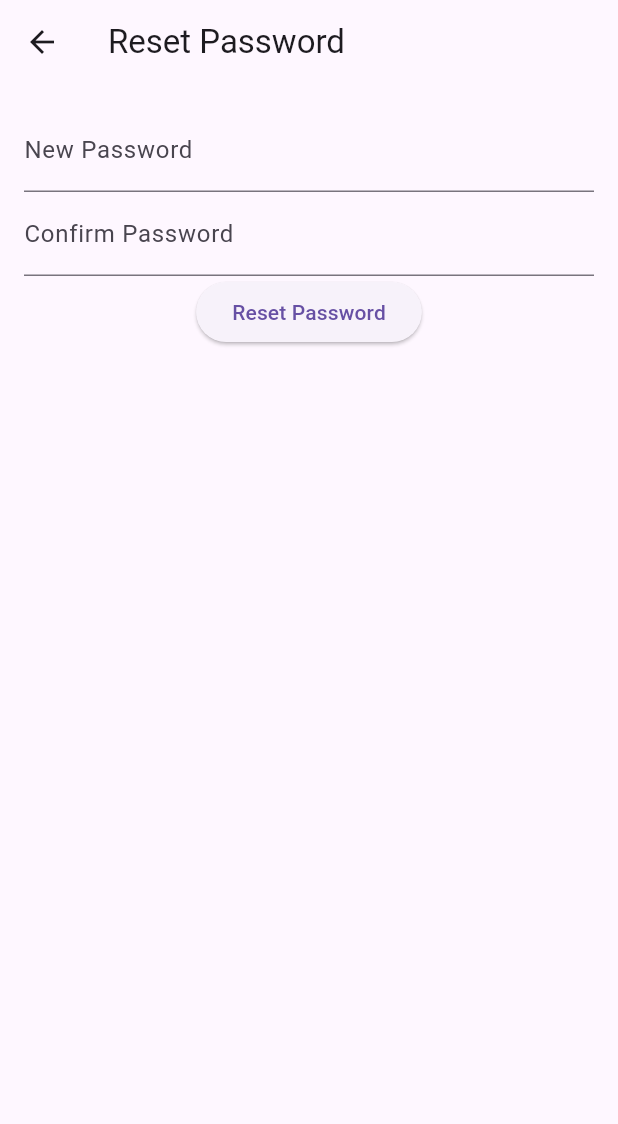
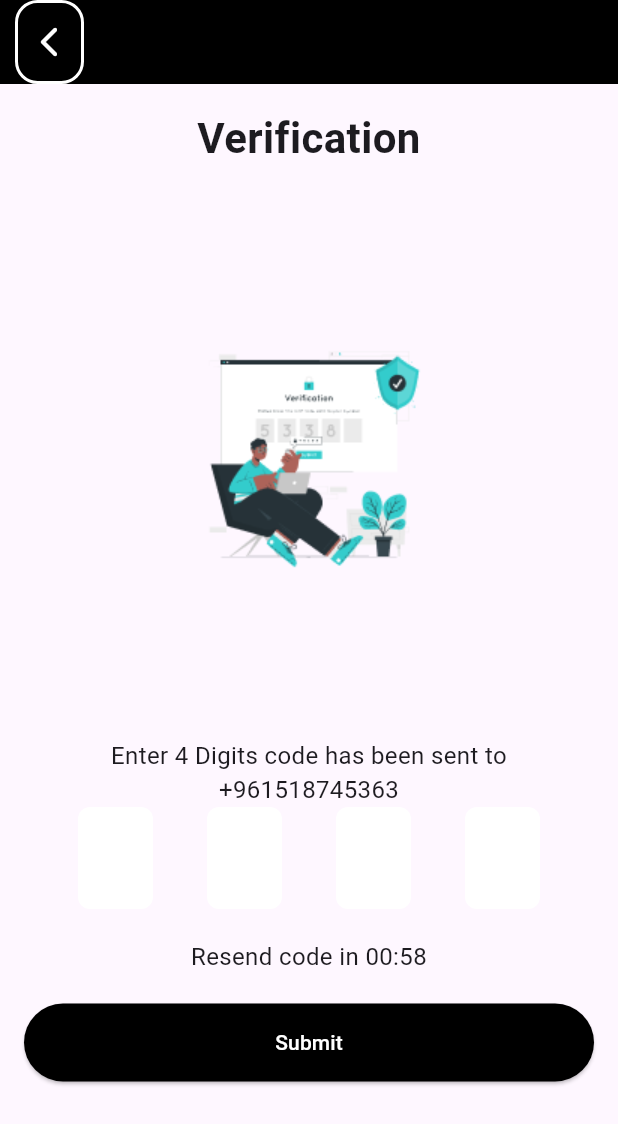
Before and after one commit to AbdullatifHabiba/Mool, a Flutter app: the ForgetPasswordScreen screen opened directly, after a tap on "Submit", on a phone screen of 412 x 824 dp. Shown: the top 1124 px of the screen. Run offline on Flutter 3.47's test engine with Material 3 defaults, Android fonts, the phone set to English and light mode, and no system bars; our stand-ins replace flutter_svg.

Commit message:
Refactor image sizes and add verification screen
The code changes include refactoring the image sizes in the `CustomBackArrow` widget to make them smaller. Additionally, a new `VerificationScreen` is added in the `screens/verify_screen.dart` file, which displays a verification code input field and a countdown timer.

These changes aim to improve the user experience by providing a more visually appealing back arrow and adding a verification screen for additional security.

```diff
--- a/lib/constants/images.dart
+++ b/lib/constants/images.dart
@@ -1,8 +1,7 @@
 class Images {
-    static const String logo = 'assets/images/logo.png';
-    static const String welcome = 'assets/images/welcome.svg';
-    static const String person = 'assets/images/person.png';
-    static const String background = 'assets/images/background.jpg';
-
-
+  static const String logo = 'assets/images/logo.png';
+  static const String welcome = 'assets/images/welcome.svg';
+  static const String person = 'assets/images/person.png';
+  static const String background = 'assets/images/background.jpg';
+  static const String verfiy = 'assets/images/freepik.png';
 }
--- a/lib/screens/forget_password_screen.dart
+++ b/lib/screens/forget_password_screen.dart
@@ -1,5 +1,6 @@
 import 'package:flutter/material.dart';
-import 'reset_password_screen.dart';
+import 'package:mool/screens/verify_screen.dart';
+import 'package:mool/widgets/custom_back_arrow.dart';
 
 class ForgetPasswordScreen extends StatelessWidget {
   const ForgetPasswordScreen({super.key});
@@ -8,22 +9,46 @@ class ForgetPasswordScreen extends StatelessWidget {
   Widget build(BuildContext context) {
     return Scaffold(
       appBar: AppBar(
-        title: const Text('Forget Password'),
+        backgroundColor: Colors.black,
+        elevation: 0.0,
+        leading: const CustomBackArrow(),
       ),
       body: Padding(
         padding: const EdgeInsets.all(16.0),
         child: Column(
+          crossAxisAlignment: CrossAxisAlignment.stretch,
           children: [
+            const Text(
+              'Forget Password',
+              style: TextStyle(
+                fontSize: 28,
+                fontWeight: FontWeight.bold,
+              ),
+            ),
+            const SizedBox(height: 20),
             const TextField(
               decoration: InputDecoration(
-                labelText: 'Email or Mobile Number',
+                hintText: 'Email or Mobile Number',
+                filled: true,
+                fillColor: Colors.white,
+                border: OutlineInputBorder(
+                  borderRadius: BorderRadius.all(Radius.circular(8)),
+                  borderSide: BorderSide.none,
+                ),
               ),
             ),
+            const SizedBox(height: 20),
             ElevatedButton(
+              style: ElevatedButton.styleFrom(
+                backgroundColor: Colors.black,
+                padding: const EdgeInsets.all(16),
+              ),
               onPressed: () {
                 Navigator.push(
                   context,
-                  MaterialPageRoute(builder: (context) => ResetPasswordScreen()),
+                  MaterialPageRoute(
+                    builder: (context) => const VerificationScreen(),
+                  ),
                 );
               },
               child: const Text('Submit'),
--- /dev/null
+++ b/lib/screens/verify_screen.dart
@@ -0,0 +1,121 @@
+import 'package:flutter/material.dart';
+import 'package:mool/constants/images.dart';
+import 'package:mool/widgets/custom_back_arrow.dart';
+
+class VerificationScreen extends StatefulWidget {
+  const VerificationScreen({super.key});
+
+  @override
+  _VerificationScreenState createState() => _VerificationScreenState();
+}
+
+class _VerificationScreenState extends State<VerificationScreen> {
+  int _timerCountdown = 59;
+
+  @override
+  void initState() {
+    super.initState();
+    _startCountdown();
+  }
+
+  void _startCountdown() {
+    Future.delayed(const Duration(seconds: 1), () {
+      if (_timerCountdown > 0) {
+        setState(() {
+          _timerCountdown--;
+        });
+        _startCountdown();
+      }
+    });
+  }
+
+  @override
+  Widget build(BuildContext context) {
+    return Scaffold(
+      appBar: AppBar(
+        backgroundColor: Colors.black,
+        elevation: 0.0,
+        leading: const CustomBackArrow(),
+      ),
+      body: SingleChildScrollView(
+        child: Padding(
+          padding: const EdgeInsets.all(16.0),
+          child: Column(
+            crossAxisAlignment: CrossAxisAlignment.stretch,
+            children: [
+              const Text(
+                'Verification',
+                style: TextStyle(
+                  fontSize: 28,
+                  fontWeight: FontWeight.bold,
+                ),
+                textAlign: TextAlign.center,
+              ),
+              const Image(image: AssetImage(Images.verfiy)),
+              const Text(
+                'Enter 4 Digits code has been sent to +961518745363',
+                style: TextStyle(
+                  fontSize: 16,
+                ),
+                textAlign: TextAlign.center,
+              ),
+              const Row(
+                mainAxisAlignment: MainAxisAlignment.spaceEvenly,
+                children: [
+                  VerificationCodeField(),
+                  VerificationCodeField(),
+                  VerificationCodeField(),
+                  VerificationCodeField(),
+                ],
+              ),
+              const SizedBox(height: 20),
+              Text(
+                'Resend code in 00:${_timerCountdown.toString().padLeft(2, '0')}',
+                style: const TextStyle(fontSize: 16),
+                textAlign: TextAlign.center,
+              ),
+              const SizedBox(height: 20),
+              ElevatedButton(
+                style: ElevatedButton.styleFrom(
+                  backgroundColor: Colors.black,
+                  padding: const EdgeInsets.all(16),
+                ),
+                onPressed: () {
+                  // Handle code submission
+                },
+                child: const Text('Submit',
+                    style: TextStyle(color: Colors.white)),
+              ),
+            ],
+          ),
+        ),
+      ),
+    );
+  }
+}
+
+class VerificationCodeField extends StatelessWidget {
+  const VerificationCodeField({super.key});
+
+  @override
+  Widget build(BuildContext context) {
+    return SizedBox(
+      width: 50,
+      child: TextField(
+        textAlign: TextAlign.center,
+        style: const TextStyle(fontSize: 24),
+        maxLength: 1,
+        keyboardType: TextInputType.number,
+        decoration: InputDecoration(
+          counterText: '',
+          filled: true,
+          fillColor: Colors.white,
+          border: OutlineInputBorder(
+            borderRadius: BorderRadius.circular(8.0),
+            borderSide: BorderSide.none,
+          ),
+        ),
+      ),
+    );
+  }
+}
--- a/lib/widgets/custom_back_arrow.dart
+++ b/lib/widgets/custom_back_arrow.dart
@@ -6,8 +6,8 @@ class CustomBackArrow extends StatelessWidget {
   @override
   Widget build(BuildContext context) {
     return Container(
-      width: 40,
-      height: 40,
+      width: 35,
+      height: 35,
       margin: const EdgeInsets.only(left: 10),
       decoration: BoxDecoration(
         borderRadius: BorderRadius.circular(15),
```
Also changed, not shown: assets/images/freepik.png (added).
